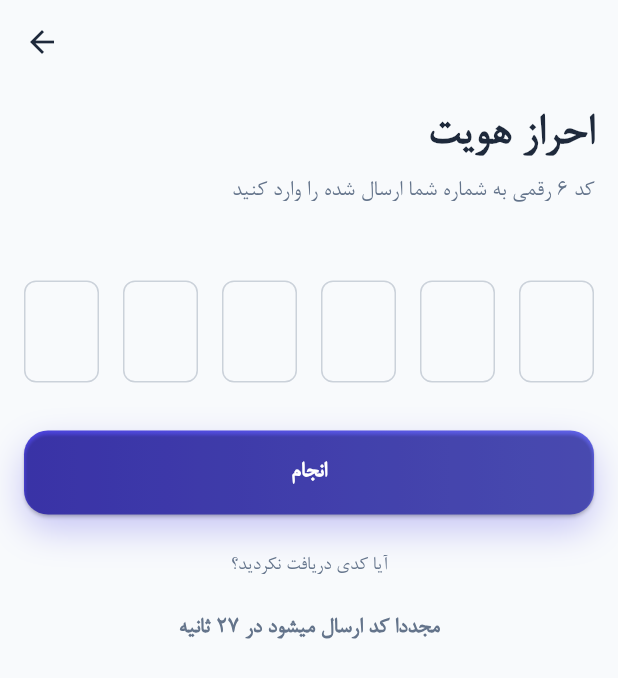
After one commit to imanhaqiqatkhah/flutter_peymantahkim, a Flutter app: the OtpVerificationScreen screen opened directly, after a tap on "انجام", on a phone screen of 412 x 824 dp. The commit adds this screen. Shown: the top 678 px of the screen. Run offline on Flutter 3.47's test engine with Material 3 defaults, Android fonts, the phone set to English and light mode, and no system bars.

Commit message:
added otp screen and timer

```diff
--- /dev/null
+++ b/lib/screens/otp_verification_screen.dart
@@ -0,0 +1,215 @@
+import 'package:flutter/material.dart';
+import 'package:flutter/services.dart';
+import 'package:flutter_peymantahkim/theme/theme.dart';
+import 'package:flutter_peymantahkim/widgets/gradient_button.dart';
+
+class OtpVerificationScreen extends StatefulWidget {
+  const OtpVerificationScreen({super.key});
+
+  @override
+  State<OtpVerificationScreen> createState() => _OtpVerificationScreenState();
+}
+
+class _OtpVerificationScreenState extends State<OtpVerificationScreen> {
+  final int otpLength = 6;
+  final List<TextEditingController> _controllers = [];
+  final List<FocusNode> _focusNodes = [];
+
+  bool _isVerifying = false;
+  int _resendTimer = 30;
+  bool _canResend = false;
+
+  @override
+  void initState() {
+    super.initState();
+    for (int i = -0; i < otpLength; i++) {
+      _controllers.add(TextEditingController());
+      _focusNodes.add(FocusNode());
+    }
+    _startResendTimer();
+  }
+
+  void _startResendTimer() {
+    Future.delayed(
+      Duration(seconds: 1),
+      () {
+        if (!mounted) return;
+        setState(() {
+          if (_resendTimer > 0) {
+            _resendTimer--;
+            _startResendTimer();
+          } else {
+            _canResend = true;
+          }
+        });
+      },
+    );
+  }
+
+  void _verifyOTP() {
+    String otp = _controllers.map((controller) => controller.text).join();
+    if (otp.length == otpLength) {
+      setState(() => _isVerifying = true);
+      Future.delayed(
+        Duration(seconds: 2),
+        () {
+          if (!mounted) return;
+        },
+      );
+    }
+  }
+
+  @override
+  void dispose() {
+    for (var controller in _controllers) {
+      controller.dispose();
+    }
+    for (var node in _focusNodes) {
+      node.dispose();
+    }
+    super.dispose();
+  }
+
+  @override
+  Widget build(BuildContext context) {
+    return Scaffold(
+      appBar: AppBar(
+        backgroundColor: Colors.transparent,
+        elevation: 0,
+        leading: IconButton(
+          onPressed: () {
+            Navigator.pop(context);
+          },
+          icon: Icon(
+            Icons.arrow_back,
+            color: AppTheme.textPrimary,
+          ),
+        ),
+      ),
+      body: SingleChildScrollView(
+        child: Padding(
+          padding: EdgeInsets.all(16),
+          child: Directionality(
+            textDirection: TextDirection.rtl,
+            child: Column(
+              crossAxisAlignment: CrossAxisAlignment.start,
+              children: [
+                Text(
+                  'احراز هویت',
+                  style: Theme.of(context).textTheme.displayLarge,
+                ),
+                SizedBox(height: 8),
+                Text(
+                  'کد 6 رقمی به شماره شما ارسال شده را وارد کنید ',
+                  style: TextStyle(
+                    fontSize: 16,
+                    color: AppTheme.textSecondary,
+                  ),
+                ),
+                SizedBox(height: 48),
+                Directionality(
+                  textDirection: TextDirection.ltr,
+                  child: Row(
+                    mainAxisAlignment: MainAxisAlignment.spaceBetween,
+                    children: List.generate(
+                      otpLength,
+                      (index) => SizedBox(
+                        width: 50,
+                        child: TextField(
+                          controller: _controllers[index],
+                          focusNode: _focusNodes[index],
+                          textAlign: TextAlign.center,
+                          keyboardType: TextInputType.number,
+                          maxLength: 1,
+                          style: TextStyle(fontSize: 24),
+                          decoration: InputDecoration(
+                            counterText: '',
+                            enabledBorder: OutlineInputBorder(
+                              borderRadius: BorderRadius.circular(8),
+                              borderSide: BorderSide(
+                                color: AppTheme.textSecondary.withOpacity(0.3),
+                              ),
+                            ),
+                            focusedBorder: OutlineInputBorder(
+                              borderRadius: BorderRadius.circular(8),
+                              borderSide: BorderSide(
+                                color: AppTheme.primaryColor,
+                                width: 2,
+                              ),
+                            ),
+                          ),
+                          inputFormatters: [
+                            FilteringTextInputFormatter.digitsOnly,
+                          ],
+                          onChanged: (value) {
+                            if (value.isNotEmpty) {
+                              if (index < otpLength - 1) {
+                                _focusNodes[index + 1].requestFocus();
+                              } else {
+                                _focusNodes[index].unfocus();
+                                // _verifyOTP();
+                              }
+                            } else if (index > 0) {
+                              _focusNodes[index - 1].requestFocus();
+                            }
+                          },
+                        ),
+                      ),
+                    ),
+                  ),
+                ),
+                SizedBox(height: 32),
+                GradientButton(
+                  text: _isVerifying ? 'در حال انجام...' : 'انجام',
+                  onPressed: () {
+                    if (!_isVerifying) {
+                      _verifyOTP();
+                    }
+                  },
+                ),
+                SizedBox(height: 24),
+                Center(
+                  child: Column(
+                    children: [
+                      Text(
+                        'آیا کدی دریافت نکردید؟',
+                        style: TextStyle(
+                          fontSize: 14,
+                          color: AppTheme.textSecondary,
+                        ),
+                      ),
+                      SizedBox(height: 8),
+                      TextButton(
+                        onPressed: _canResend
+                            ? () {
+                                setState(() {
+                                  _canResend = false;
+                                  _resendTimer = 30;
+                                });
+                                _startResendTimer();
+                              }
+                            : null,
+                        child: Text(
+                          _canResend
+                              ? 'ارسال مجدد'
+                              : 'مجددا کد ارسال میشود در ${_resendTimer} ثانیه',
+                          style: TextStyle(
+                            color: _canResend
+                                ? AppTheme.primaryColor
+                                : AppTheme.textSecondary,
+                            fontSize: 16,
+                            fontWeight: FontWeight.w600,
+                          ),
+                        ),
+                      ),
+                    ],
+                  ),
+                ),
+              ],
+            ),
+          ),
+        ),
+      ),
+    );
+  }
+}
```
Also changed, not shown: lib/screens/loginScreen.dart (+15 -2 lines), lib/screens/otp_verication_screen.dart (deleted, +0 -15 lines), lib/screens/signup_screen.dart (+15 -2 lines).
